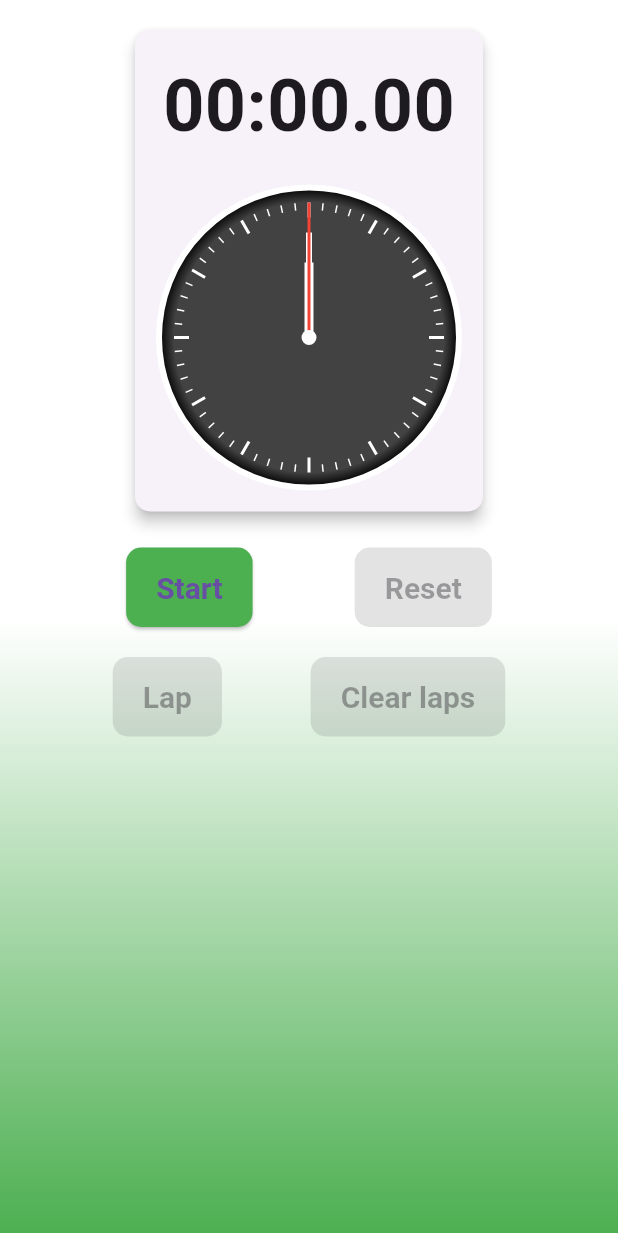
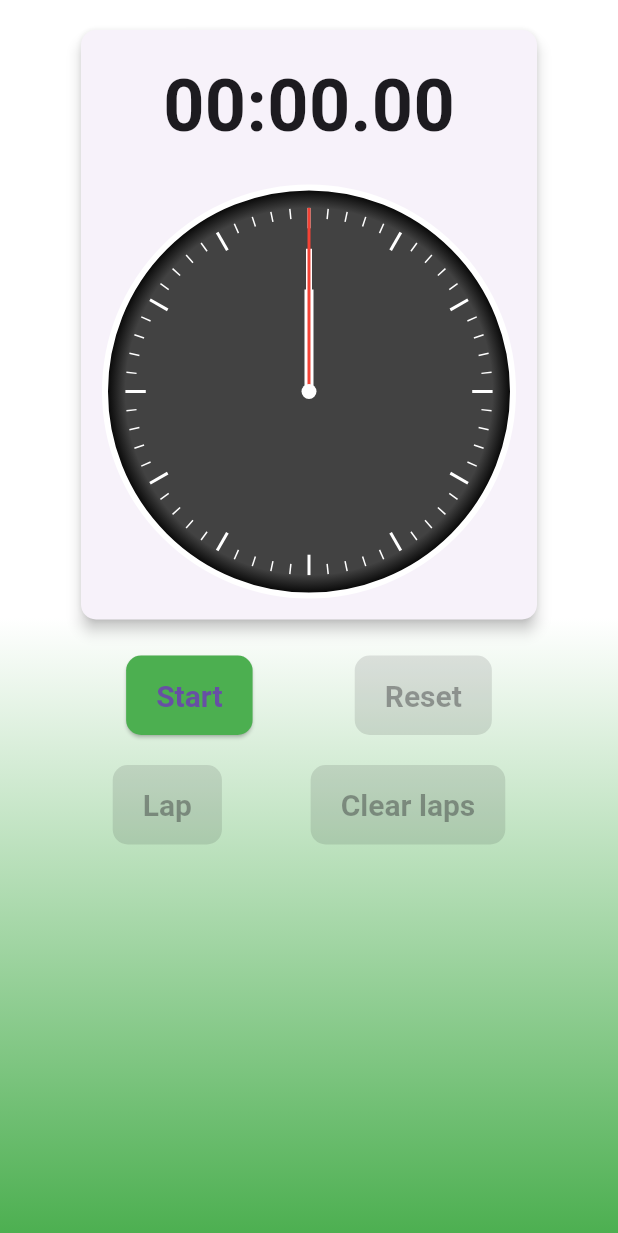
Before and after one commit to danielgyorgy/stopwatch, a Flutter app: the screen it shows after launch, on a phone screen of 412 x 824 dp. Shown: the top 1233 px of the screen. Run offline on Flutter 3.47's test engine with Material 3 defaults, Android fonts, the phone set to English and light mode, and no system bars.

Commit message:
analog_clock size

```diff
--- a/lib/analog_clock.dart
+++ b/lib/analog_clock.dart
@@ -6,7 +6,7 @@ import 'package:flutter/material.dart'; // A Flutter keretrendszer alapvető cso
 class AnalogClock extends StatelessWidget {
   final ValueNotifier<Duration> elapsedTime; // Az eltelt idő figyeléséhez szükséges változó
 
-  const AnalogClock({super.key, required this.elapsedTime});
+  const AnalogClock({Key? key, required this.elapsedTime}) : super(key: key);
 
   @override
   Widget build(BuildContext context) {
@@ -18,9 +18,14 @@ class AnalogClock extends StatelessWidget {
         final minutes = seconds / 60; // Az eltelt idő percekben
         final hours = minutes / 60; // Az eltelt idő órákban
 
+        return LayoutBuilder(
+          builder: (context, constraints) {
+            // Az óra widget méreteinek kiszámítása a képernyő méretei alapján
+            final size = constraints.biggest.shortestSide * 0.8;
+
             return SizedBox(
-          width: 200,
-          height: 200,
+              width: size,
+              height: size,
               child: CustomPaint(
                 painter: ClockPainter(
                   hours: hours,
@@ -31,8 +36,11 @@ class AnalogClock extends StatelessWidget {
             );
           },
         );
+      },
+    );
   }
 }
+
 
 // Az óra festéséhez szükséges osztály definiálása
 class ClockPainter extends CustomPainter {
```
Lines whose indentation alone changed are shown as unchanged.
